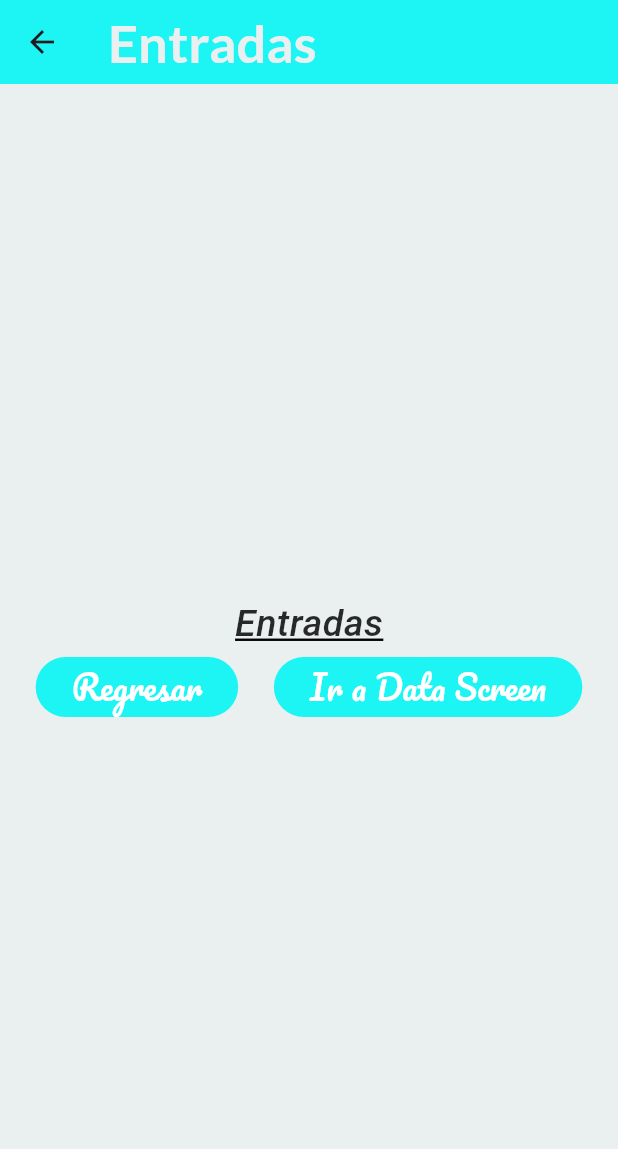
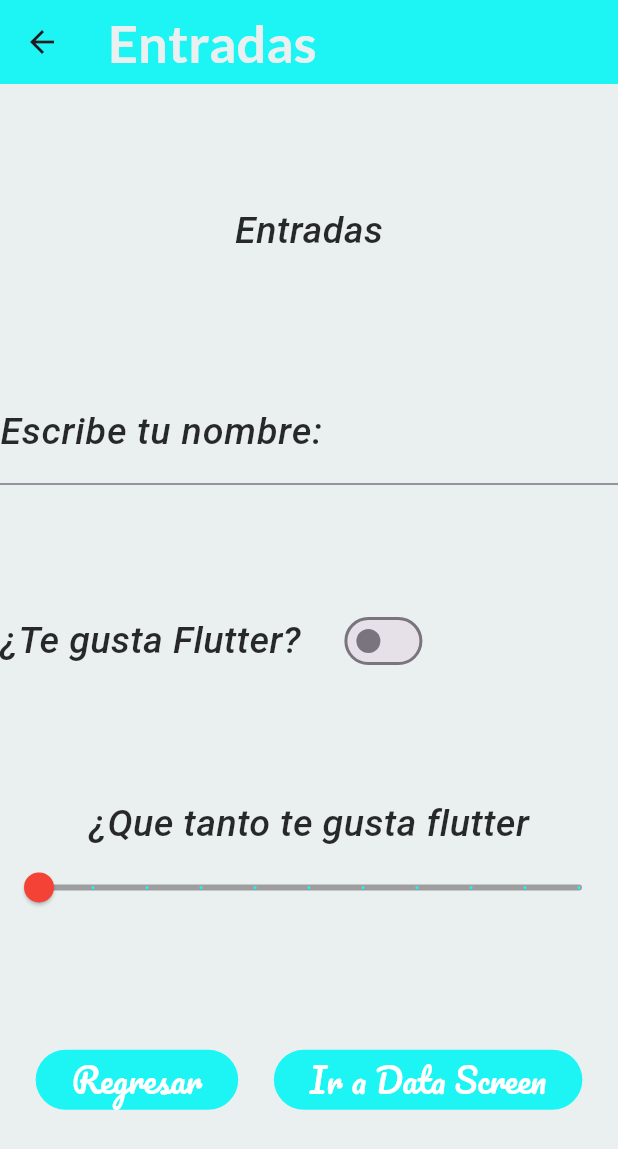
Before and after one commit to juandelcar/componentes_flutter, a Flutter app: the InputsScreen screen opened directly, on a phone screen of 412 x 824 dp. Shown: the top 1149 px of the screen. Run offline on Flutter 3.47's test engine with Material 3 defaults, Android fonts, the phone set to English and light mode, and no system bars; our stand-ins replace google_fonts.

Commit message:
Adding Switch and Slider into InputsScreen

```diff
--- a/lib/screens/inputs_screen.dart
+++ b/lib/screens/inputs_screen.dart
@@ -9,28 +9,105 @@ class InputsScreen extends StatefulWidget {
 }
 
 class _InputsScreenState extends State<InputsScreen> {
+  bool valueSwitch = false;
+  double valueSlider = 0.0;
+
   @override
   Widget build(BuildContext context) {
     return Scaffold(
-      appBar: AppBar(title: const Text("Entradas"),),
+      appBar: AppBar(
+        title: const Text("Entradas"),
+      ),
       body: Column(
-        mainAxisAlignment: MainAxisAlignment.center,
+        mainAxisAlignment: MainAxisAlignment.spaceEvenly,
         children: [
-          Text("Entradas",
-          style: AppTheme.lightTheme.textTheme.headlineLarge,),
-           const Row(
+          Text(
+            "Entradas",
+            style: AppTheme.lightTheme.textTheme.headlineLarge,
+          ),
+          entradaTexto(),
+          entradaSwitch(),
+          entradaSlider(),
+          const Row(
             mainAxisAlignment: MainAxisAlignment.spaceEvenly,
             children: [
-              ElevatedButton(onPressed: null,
-               child: Text('Regresar', ),
-               ),
-               ElevatedButton(onPressed: null,
-               child: Text('Ir a Data Screen',),
-               )
+              ElevatedButton(
+                onPressed: null,
+                child: Text(
+                  'Regresar',
+                ),
+              ),
+              ElevatedButton(
+                onPressed: null,
+                child: Text(
+                  'Ir a Data Screen',
+                ),
+              )
             ],
           )
         ],
       ),
     );
   }
+
+  TextField entradaTexto() {
+    return TextField(
+      style: AppTheme.lightTheme.textTheme.headlineMedium,
+      decoration: InputDecoration(
+        border: const UnderlineInputBorder(),
+        labelText: "Escribe tu nombre:",
+        labelStyle: AppTheme.lightTheme.textTheme.headlineLarge,
+      ),
+    );
+  }
+
+  Row entradaSwitch() {
+    return Row(
+      // mainAxisAlignment: MainAxisAlignment.spaceEvenly,
+      children: <Widget>[
+        Text(
+          '¿Te gusta Flutter?',
+          style: AppTheme.lightTheme.textTheme.headlineLarge,
+        ),
+        const SizedBox(
+          width: 25.0,
+        ),
+        Switch(
+          value: valueSwitch,
+          onChanged: (value) {
+            setState(() {
+              valueSwitch = value;
+              print('Estado del switch: $valueSwitch');
+            });
+          },
+        )
+      ],
+    );
+  }
+
+  Column entradaSlider() {
+    return Column(
+      children: [
+        Text(
+          '¿Que tanto te gusta flutter',
+          style: AppTheme.lightTheme.textTheme.headlineLarge,
+        ),
+        Slider(
+            min: 0.0,
+            max: 10.0,
+            value: valueSlider,
+            activeColor: AppTheme.mainColor,
+            inactiveColor: Colors.grey,
+            thumbColor: Colors.red,
+            label: '${valueSlider.round()}',
+            divisions: 10,
+            onChanged: (value) {
+              setState(() {
+                valueSlider = value;
+                print('Valor del slider: $valueSlider');
+              });
+            })
+      ],
+    );
+  }
 }
--- a/lib/theme/app_theme.dart
+++ b/lib/theme/app_theme.dart
@@ -4,6 +4,7 @@ import 'package:google_fonts/google_fonts.dart';
 class AppTheme {
   static const mainColor = Color.fromARGB(255, 29, 245, 245);
   static const backColor = Color.fromARGB(255, 234, 240, 240);
+  static const frontColor = Color.fromARGB(255, 71, 234, 210);
 
   // Declaraciones del tema claro
   static final ThemeData lightTheme = ThemeData().copyWith(
@@ -16,29 +17,29 @@ class AppTheme {
         fontWeight: FontWeight.bold,
       ),
     ),
-
-    iconTheme: const IconThemeData(
-      color: Colors.black,
-      size: 35.0
-    ),
+    iconTheme: const IconThemeData(color: Colors.black, size: 35.0),
     elevatedButtonTheme: ElevatedButtonThemeData(
-      style:ButtonStyle(
+      style: ButtonStyle(
         backgroundColor: MaterialStateProperty.all(mainColor),
         foregroundColor: MaterialStateProperty.all(Colors.white),
-        textStyle: MaterialStateProperty.all(GoogleFonts.pacifico(color: Colors.white,
-        fontSize: 22.0)),
-      ) ,
+        textStyle: MaterialStateProperty.all(
+            GoogleFonts.pacifico(color: Colors.white, fontSize: 22.0)),
+      ),
     ),
     textTheme: TextTheme(
       headlineLarge: GoogleFonts.tiltNeon(
         color: const Color.fromARGB(232, 20, 21, 21),
         fontSize: 25.0,
         fontWeight: FontWeight.w500,
-        decoration: TextDecoration.underline,
-        decorationColor: Colors.black,
+        decorationThickness: 1.3,
+        fontStyle: FontStyle.italic,
+      ),
+      headlineMedium: GoogleFonts.tiltNeon(
+        color: const Color.fromARGB(232, 20, 21, 21),
+        fontSize: 21.5,
+        fontWeight: FontWeight.w500,
         decorationStyle: TextDecorationStyle.solid,
         decorationThickness: 1.3,
-        fontStyle: FontStyle.italic,
       ),
       bodySmall: GoogleFonts.montserrat(
         fontWeight: FontWeight.w300,
```
